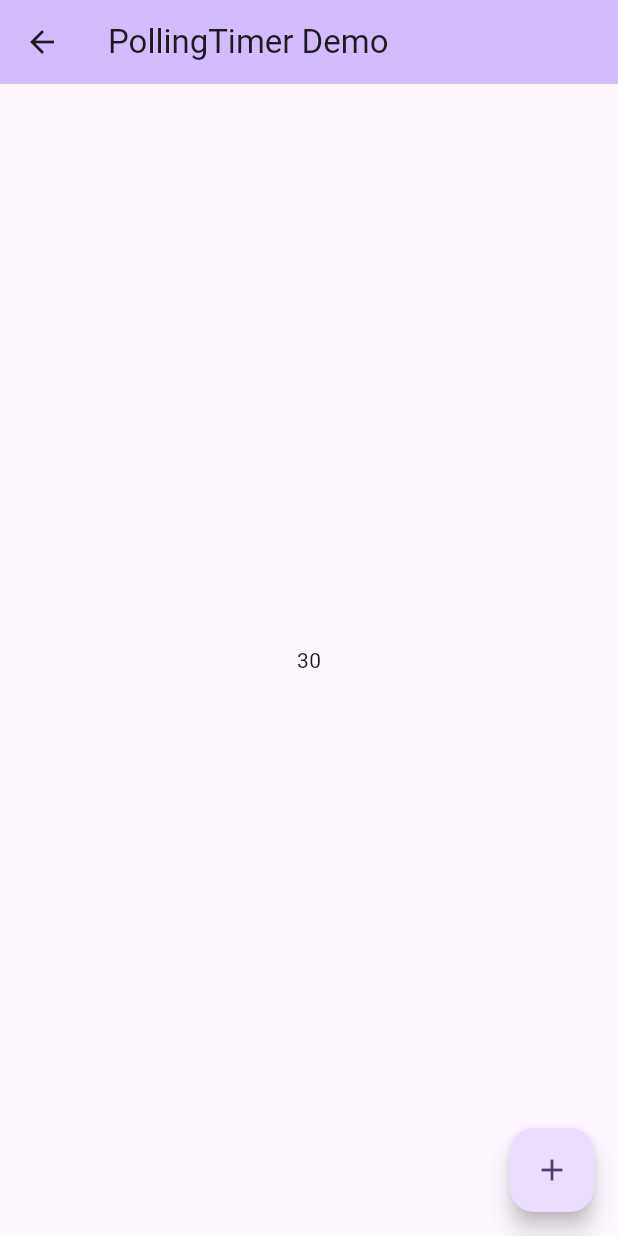
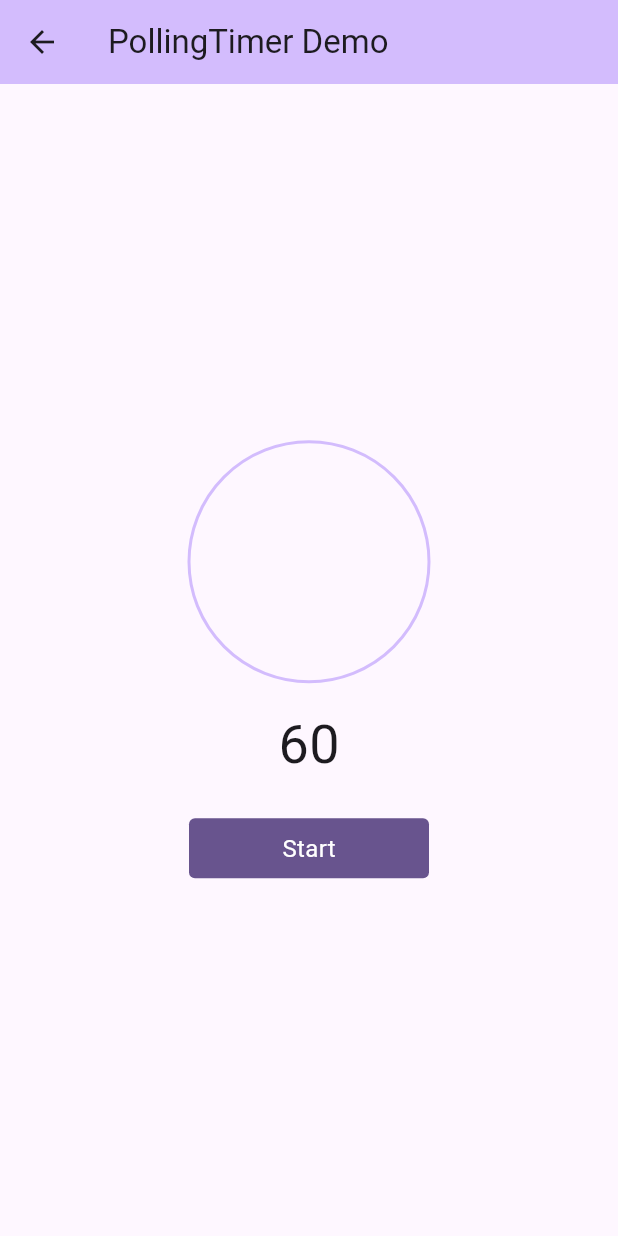
Before and after one commit to YanhqZ/polling_timer, a Flutter app: the screen it shows after launch, after a tap on "Feature", on a phone screen of 412 x 824 dp. Run offline on Flutter 3.47's test engine with Material 3 defaults, Android fonts, the phone set to English and light mode, and no system bars.

```diff
--- a/example/lib/main.dart
+++ b/example/lib/main.dart
@@ -1,6 +1,6 @@
 import 'package:flutter/material.dart';
 
-import 'pages/feature_page.dart';
+import 'pages/clock_page.dart';
 import 'pages/verification_code_page.dart';
 
 void main() {
@@ -39,7 +39,7 @@ class MyHomePage extends StatelessWidget {
               onTap: () {
                 Navigator.of(context)
                     .push(MaterialPageRoute(builder: (context) {
-                  return const FeaturePage();
+                  return const ClockPage();
                 }));
               },
               child: const Padding(
--- /dev/null
+++ b/example/lib/pages/clock_page.dart
@@ -0,0 +1,132 @@
+import 'dart:math';
+
+import 'package:flutter/material.dart';
+import 'package:polling_timer/polling_timer.dart';
+
+/// create by: YanHq
+/// create time: 2024/7/30
+/// des:
+///
+class ClockPage extends StatefulWidget {
+  const ClockPage({super.key});
+
+  @override
+  State<ClockPage> createState() => _ClockPageState();
+}
+
+class _ClockPageState extends State<ClockPage> {
+  final PollingTimer timer = PollingTimer(
+    interval: const Duration(seconds: 5),
+    duration: const Duration(seconds: 60),
+  );
+
+  @override
+  void initState() {
+    super.initState();
+    timer.setOnTickListener(() {
+      setState(() {});
+    });
+  }
+
+  @override
+  void dispose() {
+    super.dispose();
+    timer.release();
+  }
+
+  @override
+  Widget build(BuildContext context) {
+    return Scaffold(
+      appBar: AppBar(
+        backgroundColor: Theme.of(context).colorScheme.inversePrimary,
+        title: const Text('PollingTimer Demo'),
+      ),
+      body: Center(
+        child: Column(
+          mainAxisAlignment: MainAxisAlignment.center,
+          children: <Widget>[
+            CustomPaint(
+              painter: ClockPaint(
+                context: context,
+                radius: 80,
+                duration: const Duration(seconds: 60),
+                current: timer.elapsed,
+              ),
+              size: const Size(160, 160),
+            ),
+            const SizedBox(height: 16),
+            Text('${timer.remain.inSeconds}',
+                style: const TextStyle(fontSize: 36)),
+            const SizedBox(height: 24),
+            GestureDetector(
+              onTap: _modify,
+              child: Container(
+                alignment: Alignment.center,
+                width: 160,
+                height: 40,
+                decoration: BoxDecoration(
+                  color: Theme.of(context).colorScheme.primary,
+                  borderRadius: BorderRadius.circular(4),
+                ),
+                child: Text(
+                  timer.isRunning ? 'Pause' : 'Start',
+                  style: const TextStyle(
+                    color: Colors.white,
+                    fontSize: 16,
+                  ),
+                ),
+              ),
+            )
+          ],
+        ),
+      ),
+    );
+  }
+
+  void _modify() {
+    if (timer.isRunning) {
+      timer.pause();
+    } else {
+      timer.start();
+    }
+  }
+}
+
+class ClockPaint extends CustomPainter {
+  final BuildContext context;
+  final double radius;
+  final Duration duration;
+  final Duration current;
+
+  const ClockPaint({
+    required this.context,
+    required this.radius,
+    required this.duration,
+    required this.current,
+  });
+
+  @override
+  void paint(Canvas canvas, Size size) {
+    final paint = Paint()
+      ..color = Theme.of(context).colorScheme.inversePrimary
+      ..strokeWidth = 2
+      ..style = PaintingStyle.stroke;
+    canvas.drawCircle(Offset(size.width / 2, size.height / 2), radius, paint);
+    paint.color = Theme.of(context).colorScheme.primary;
+    paint.strokeWidth = 3;
+    paint.strokeCap = StrokeCap.round;
+    final rect = Rect.fromCircle(
+        center: Offset(size.width / 2, size.height / 2), radius: radius);
+    canvas.drawArc(
+        rect,
+        -pi / 2,
+        current.inMilliseconds / duration.inMilliseconds * pi * 2,
+        false,
+        paint);
+  }
+
+  @override
+  shouldRepaint(CustomPainter oldDelegate) {
+    return false;
+  }
+}
--- a/example/lib/pages/feature_page.dart
+++ /dev/null
@@ -1,60 +0,0 @@
-import 'package:flutter/material.dart';
-import 'package:flutter/widgets.dart';
-import 'package:polling_timer/polling_timer.dart';
-
-/// create by: YanHq
-/// create time: 2024/7/30
-/// des:
-///
-class FeaturePage extends StatefulWidget {
-  const FeaturePage({super.key});
-
-  @override
-  State<FeaturePage> createState() => _FeaturePageState();
-}
-
-class _FeaturePageState extends State<FeaturePage> {
-  final PollingTimer timer = PollingTimer(
-    interval: const Duration(seconds: 5),
-    delay: const Duration(seconds: 3),
-    duration: const Duration(seconds: 30),
-  );
-
-  @override
-  Widget build(BuildContext context) {
-    return Scaffold(
-      appBar: AppBar(
-        backgroundColor: Theme.of(context).colorScheme.inversePrimary,
-        title: const Text('PollingTimer Demo'),
-      ),
-      body: Center(
-        child: Column(
-          mainAxisAlignment: MainAxisAlignment.center,
-          children: <Widget>[
-            Text(
-              '${timer.remain.inSeconds}',
-            ),
-          ],
-        ),
-      ),
-      floatingActionButton: FloatingActionButton(
-        onPressed: _modify,
-        tooltip: 'Increment',
-        child: const Icon(Icons.add),
-      ), // This trailing comma makes auto-formatting nicer for build methods.
-    );
-  }
-
-  void _modify() {
-    if (timer.isRunning) {
-      timer.pause();
-    } else {
-      timer.launch(
-        () {
-          setState(() {});
-        },
-        onFinish: () {},
-      );
-    }
-  }
-}
--- a/lib/src/polling.dart
+++ b/lib/src/polling.dart
@@ -1,4 +1,5 @@
 import 'dart:async';
+import 'dart:ui';
 
 import 'package:flutter/foundation.dart';
 import 'package:polling_timer/src/logger.dart';
@@ -6,6 +7,7 @@ import 'package:polling_timer/src/logger.dart';
 /// Polling timer
 class PollingTimer {
   Completer<bool>? _delayCompleter;
+  Stopwatch? _delayWatch;
   Timer? _timer;
   Stopwatch? _watch;
 
@@ -21,6 +23,10 @@ class PollingTimer {
   /// used to mark async task
   int _tag = 0;
 
+  VoidCallback? onStart;
+  VoidCallback? onFinish;
+  VoidCallback? onTick;
+
   PollingTimer({
     required Duration interval,
     required Duration duration,
@@ -29,59 +35,72 @@ class PollingTimer {
         _interval = interval,
         _delay = delay;
 
+  setOnStartListener(VoidCallback onStart) {
+    this.onStart = onStart;
+  }
+
+  setOnFinishListener(VoidCallback onFinish) {
+    this.onFinish = onFinish;
+  }
+
+  setOnTickListener(VoidCallback onTick) {
+    this.onTick = onTick;
+  }
+
   /// Start polling timer
-  launch(
-    VoidCallback onTick, {
-    VoidCallback? onFinish,
-  }) async {
+  start() async {
     if (_watch?.isRunning == null) {
       // Have not created polling timer.
-      if (_delayCompleter == null) {
-        final ready = await _makeVerifyPollingTimerDelay().future;
+      if (_delayWatch?.isRunning != true) {
+        final ready = await _makeVerifyPollingTimerDelay();
         // Create polling timer after a period of time according to the args.
         if (ready) {
-          _buildVerifyPollingTimer(onTick, onFinish: onFinish);
+          _buildVerifyPollingTimer();
         }
       } else {
         // There is a polling timer creating, skip.
       }
     } else if (_watch?.isRunning == false) {
       // Resume the polling timer if paused.
-      _buildVerifyPollingTimer(onTick, onFinish: onFinish);
+      _buildVerifyPollingTimer();
     } else {
       // The polling timer is working, skip.
     }
   }
 
   /// Make timer delay
-  Completer<bool> _makeVerifyPollingTimerDelay() {
+  Future<bool> _makeVerifyPollingTimerDelay() {
     var c = _delayCompleter;
     if (c != null) {
-      return c;
+      _delayWatch?.start();
     } else {
       _delayCompleter = c = Completer();
+      _delayWatch = Stopwatch()..start();
     }
-    Future.delayed(_delay).then((value) => _delayCompleter?.complete(true));
-    return _delayCompleter!;
+    var duration = _delay - (_delayWatch?.elapsed ?? Duration.zero);
+    return Future.delayed(duration).then((_) {
+      _delayCompleter?.complete(true);
+      return true;
+    });
   }
 
   /// Polling timer implementation
-  _buildVerifyPollingTimer(VoidCallback onTick,
-      {VoidCallback? onFinish}) async {
+  _buildVerifyPollingTimer() async {
     final curTag = DateTime.now().millisecondsSinceEpoch;
     _tag = curTag;
     if (_watch == null) {
       PollingTimerLogger.log(this, 'launch');
       // Trigger the callback immediately when the polling timer is created.
-      onTick.call();
+      onStart?.call();
+      onTick?.call();
       _watch = Stopwatch()..start();
     } else {
       PollingTimerLogger.log(this, 'resume');
       // resume the polling timer.
       _watch?.start();
       int elapsedMilliSec = elapsed.inMilliseconds;
-      int remainMilliSec = _interval.inMilliseconds -
-          elapsedMilliSec % (_interval.inMilliseconds);
+      int remainMilliSec =
+          _interval.inMilliseconds - elapsedMilliSec % _interval.inMilliseconds;
       final remainDuration = Duration(milliseconds: remainMilliSec);
       PollingTimerLogger.log(this, "remain $remainDuration in pre interval");
       final t = await Future.delayed(remainDuration, () => curTag);
@@ -89,17 +108,17 @@ class PollingTimer {
         // Discard expired async task.
         return;
       } else {
-        // The previous interval has passed, trigger the callback immediately.
-        onTick.call();
+        // The previous interval remain duration overed, trigger the callback immediately.
+        onTick?.call();
       }
     }
     _timer = Timer.periodic(_interval, (timer) {
       if (elapsed >= _duration) {
         release();
-        onTick.call();
+        onTick?.call();
         onFinish?.call();
       } else {
-        onTick.call();
+        onTick?.call();
       }
     });
   }
@@ -110,11 +129,10 @@ class PollingTimer {
     _timer?.cancel();
     _watch?.stop();
     _tag = DateTime.now().millisecondsSinceEpoch;
-    // Fixme: It is better to record the delayed time.
     if (_delayCompleter?.isCompleted == false) {
       _delayCompleter?.complete(false);
+      _delayWatch?.stop();
     }
-    _delayCompleter = null;
   }
 
   /// Release the polling timer
```
Also changed, not shown: example/lib/pages/verification_code_page.dart (+15 -3 lines).
